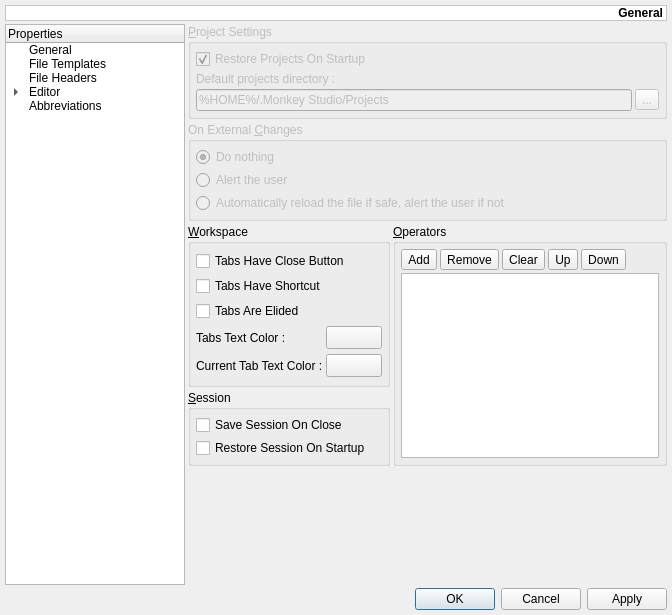
Old version of the form v2/trunk/monkey/src/maininterface/ui/UISettings.ui in the repository testmana2/mks.
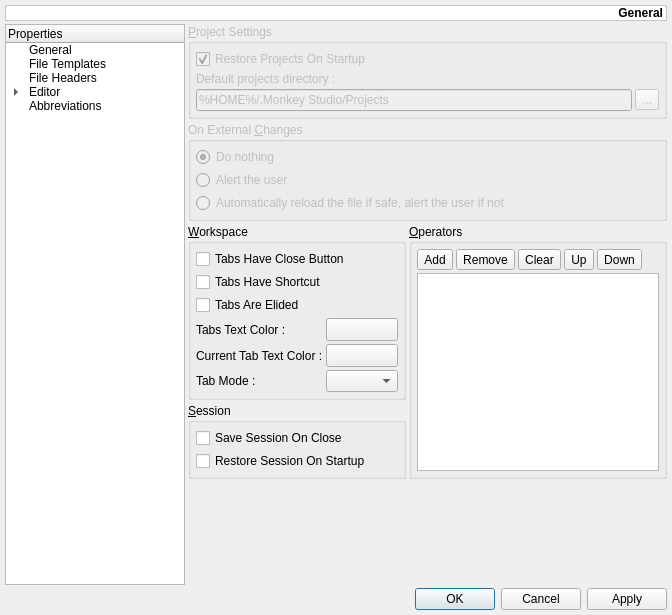
New version of the form. Icons and pictures are not drawn.

Commit message: add support for tabmode in UISettings and pMonkeyStudio

What changed in the file:
```diff
--- a/v2/trunk/monkey/src/maininterface/ui/UISettings.ui
+++ b/v2/trunk/monkey/src/maininterface/ui/UISettings.ui
@@ -411,7 +411,7 @@
           <item row="3" column="1" colspan="2" >
            <widget class="QToolButton" name="tbTabsTextColor" >
             <property name="sizePolicy" >
-             <sizepolicy vsizetype="Fixed" hsizetype="Fixed" >
+             <sizepolicy vsizetype="Fixed" hsizetype="Preferred" >
               <horstretch>0</horstretch>
               <verstretch>0</verstretch>
              </sizepolicy>
@@ -441,7 +441,7 @@
           <item row="4" column="1" colspan="2" >
            <widget class="QToolButton" name="tbCurrentTabTextColor" >
             <property name="sizePolicy" >
-             <sizepolicy vsizetype="Fixed" hsizetype="Fixed" >
+             <sizepolicy vsizetype="Fixed" hsizetype="Preferred" >
               <horstretch>0</horstretch>
               <verstretch>0</verstretch>
              </sizepolicy>
@@ -454,6 +454,23 @@
             </property>
            </widget>
           </item>
+          <item row="5" column="0" >
+           <widget class="QLabel" name="lTabMode" >
+            <property name="text" >
+             <string>Tab Mode :</string>
+            </property>
+           </widget>
+          </item>
+          <item row="5" column="1" colspan="2" >
+           <widget class="QComboBox" name="cbTabModes" >
+            <property name="sizePolicy" >
+             <sizepolicy vsizetype="Fixed" hsizetype="Fixed" >
+              <horstretch>0</horstretch>
+              <verstretch>0</verstretch>
+             </sizepolicy>
+            </property>
+           </widget>
+          </item>
          </layout>
         </widget>
        </item>
```
The commit also changes 4 other files.
